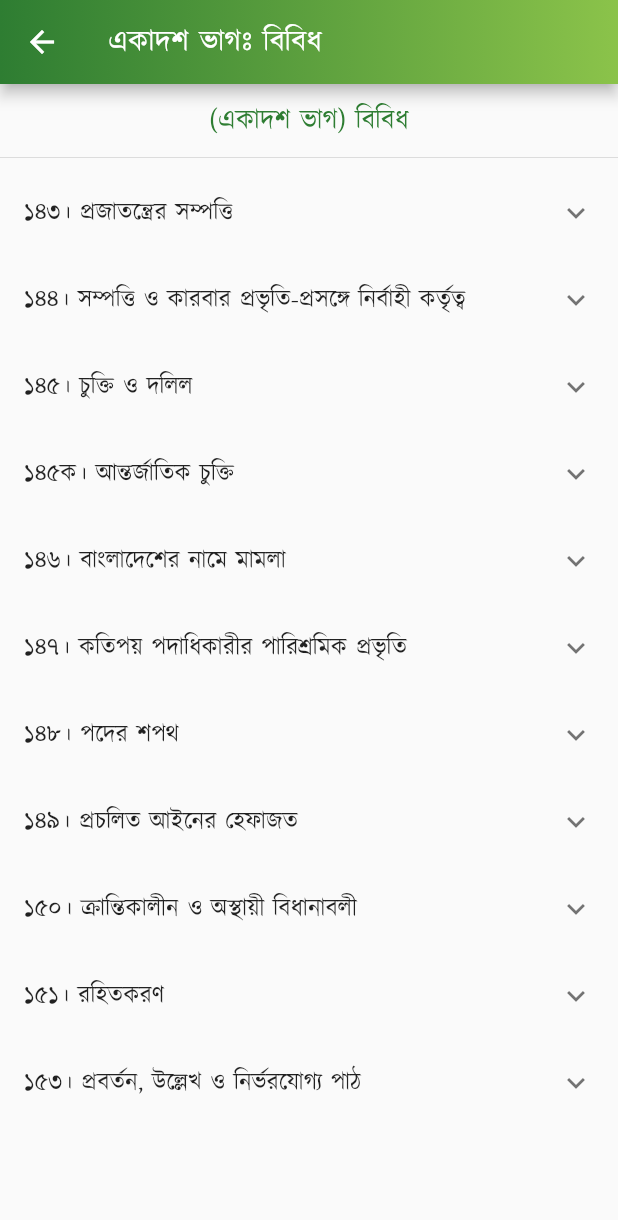
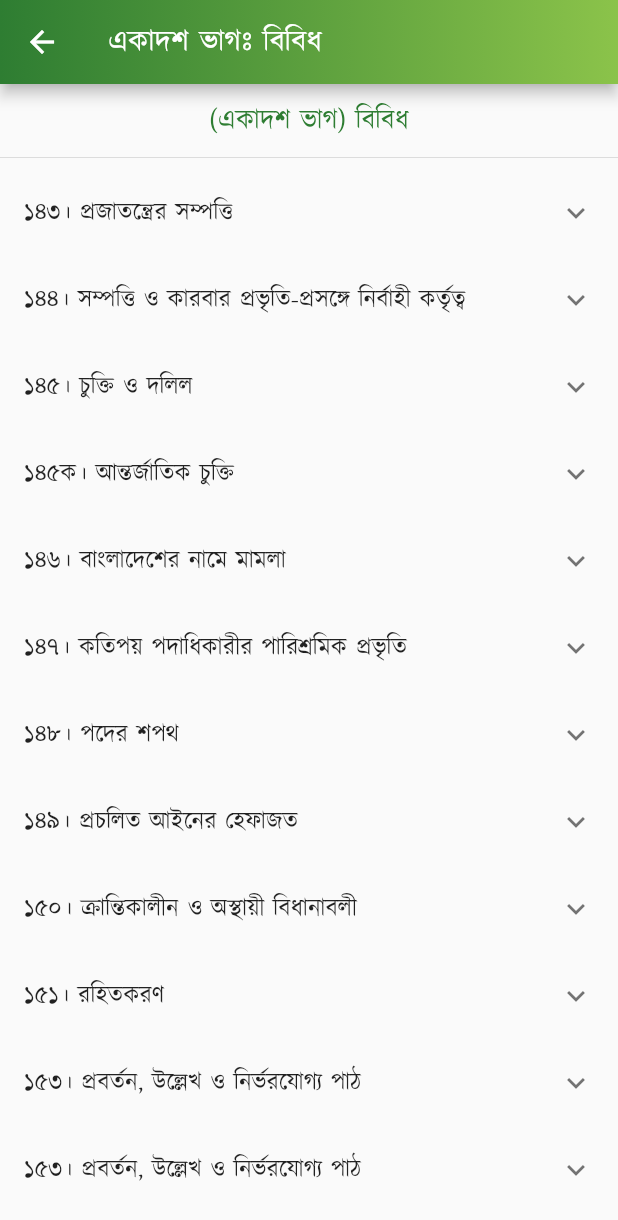
Before and after one commit to Azimul-Haque/flutter-onesignal, a Flutter app: the PartEleven screen opened directly, on a phone screen of 412 x 824 dp. Shown: the top 1220 px of the screen. Run offline on Flutter 3.47's test engine with Material 2 defaults, Android fonts, the phone set to English and light mode, and no system bars; our stand-ins replace fluttertoast, package_info_plus, percent_indicator, shared_preferences, sqflite; missing offline and left inert: blinking_text, flutter_share, onesignal_flutter, slide_popup_dialog; accounts and stored records are empty; network calls fail.

Commit message:
Commit Sat 04/30/2022  1:49:40.22 24872

```diff
--- a/lib/pages/constitution/part11.dart
+++ b/lib/pages/constitution/part11.dart
@@ -194,10 +194,27 @@ class PartEleven extends StatelessWidget {
               )),
               ListTile(
                   title: SelectableText(
-                '(৩) এই অনুচ্ছেদের (২) দফা-অনুযায়ী সার্টিফিকেটযুক্ত কোন পাঠ এই সংবিধানের বিধানাবলীর চূড়ান্ত প্রমাণ বলিয়া গণ্য হইবে:
-
-
-                তবে শর্ত থাকে যে, বাংলা ও ইংরাজী পাঠের মধ্যে বিরোধের ক্ষেত্রে বাংলা পাঠ প্রাধান্য পাইবে।',
+                '(৩) এই অনুচ্ছেদের (২) দফা-অনুযায়ী সার্টিফিকেটযুক্ত কোন পাঠ এই সংবিধানের বিধানাবলীর চূড়ান্ত প্রমাণ বলিয়া গণ্য হইবে: \nতবে শর্ত থাকে যে, বাংলা ও ইংরাজী পাঠের মধ্যে বিরোধের ক্ষেত্রে বাংলা পাঠ প্রাধান্য পাইবে।',
+                textAlign: TextAlign.justify,
+              )),
+            ],
+          ),
+          ExpansionTile(
+            title: Text('১৫৩। প্রবর্তন, উল্লেখ ও নির্ভরযোগ্য পাঠ'),
+            children: <Widget>[
+              ListTile(
+                  title: SelectableText(
+                '১৫৩। (১) এই সংবিধানকে "গণপ্রজাতন্ত্রী বাংলাদেশের সংবিধান" বলিয়া উল্লেখ করা হইবে এবং ১৯৭২ সালের ডিসেম্বর মাসের ১৬ তারিখে ইহা বলবৎ হইবে, যাহাকে এই সংবিধানে "সংবিধান-প্রবর্তন" বলিয়া অভিহিত করা হইয়াছে।',
+                textAlign: TextAlign.justify,
+              )),
+              ListTile(
+                  title: SelectableText(
+                '(২) বাংলায় এই সংবিধানের একটি নির্ভরযোগ্য পাঠ ও ইংরাজীতে অনুদিত একটি নির্ভরযোগ্য অনুমোদিত পাঠ থাকিবে এবং উভয় পাঠ নির্ভরযোগ্য বলিয়া গণপরিষদের স্পীকার সার্টিফিকেট প্রদান করিবেন।',
+                textAlign: TextAlign.justify,
+              )),
+              ListTile(
+                  title: SelectableText(
+                '(৩) এই অনুচ্ছেদের (২) দফা-অনুযায়ী সার্টিফিকেটযুক্ত কোন পাঠ এই সংবিধানের বিধানাবলীর চূড়ান্ত প্রমাণ বলিয়া গণ্য হইবে: \nতবে শর্ত থাকে যে, বাংলা ও ইংরাজী পাঠের মধ্যে বিরোধের ক্ষেত্রে বাংলা পাঠ প্রাধান্য পাইবে।',
                 textAlign: TextAlign.justify,
               )),
             ],
@@ -206,7 +223,7 @@ class PartEleven extends StatelessWidget {
             padding: EdgeInsets.all(15),
             child: Column(children: <Widget>[
               Text(
-                " \n\n \n\n১৫২। ব্যাখ্যা \n\n",
+                " \n\n \n\n \n\n",
                 style:
                     TextStyle(color: Colors.black87, fontSize: 15, height: 1.5),
                 textAlign: TextAlign.justify,
```
